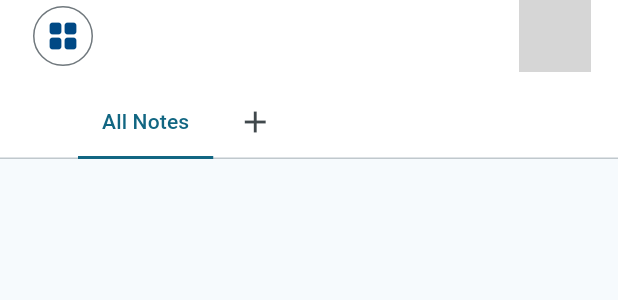
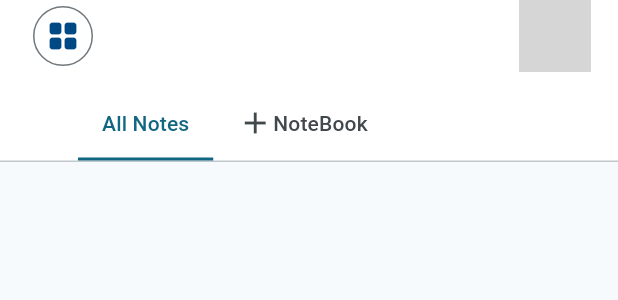
Before and after one commit to Rics-Dev/uNote, a Flutter app: the NotesPage widget shown alone on an empty page, opened directly, on a phone screen of 412 x 824 dp. Shown: the top 300 px of the screen. Run offline on Flutter 3.47's test engine with Material 3 defaults, Android fonts, the phone set to English and light mode, and no system bars; our stand-ins replace animated_bottom_navigation_bar, badges, flutter_svg, go_router, objectbox, shared_preferences and 2 more; missing offline and left inert: msh_checkbox, pull_down_button, searchbar_animation, top_modal_sheet; accounts and stored records are empty; generated files the repository leaves out were written again; Roboto replaces fonts that are missing (Onest); grey boxes are pictures that could not be loaded.

Commit message:
Mise à jour des icônes et de la hauteur du conteneur dans les pages d'accueil, de notes et de tâches

```diff
--- a/lib/pages/home_page.dart
+++ b/lib/pages/home_page.dart
@@ -24,7 +24,7 @@ class _HomePageState extends State<HomePage> {
   bool addTaskDialogOpened = false;
   int _bottomNavIndex = 1;
   List<IconData> iconList = [
-    Icons.inbox_rounded,
+    Icons.sticky_note_2_rounded,
     Icons.format_list_bulleted_rounded,
   ];
   List<String> appBarTitles = [
@@ -103,9 +103,7 @@ class _HomePageState extends State<HomePage> {
               onWillAcceptWithDetails: (data) => true,
               onAcceptWithDetails: (DragTargetDetails<Object> data) {
                 final draggableData = data.data;
-                context
-                    .read<TasksProvider>()
-                    .deleteTask(draggableData as int);
+                context.read<TasksProvider>().deleteTask(draggableData as int);
               }),
       extendBody: true,
       floatingActionButtonLocation: FloatingActionButtonLocation.centerDocked,
--- a/lib/pages/note_page.dart
+++ b/lib/pages/note_page.dart
@@ -80,6 +80,7 @@ class _NotesPageState extends State<NotesPage> with TickerProviderStateMixin {
           ),
         ),
         Container(
+          height: 50,
           decoration: const BoxDecoration(
             color: Colors.white,
           ),
@@ -89,8 +90,35 @@ class _NotesPageState extends State<NotesPage> with TickerProviderStateMixin {
             indicatorSize: TabBarIndicatorSize.tab,
             tabs: [
               const Tab(text: 'All Notes'),
-              ...noteBooks.map((noteBook) => Tab(text: noteBook.name)).toList(),
-              const Tab(icon: Icon(Icons.add)),
+              ...noteBooks
+                  .map(
+                    (noteBook) => Tab(
+                      // text: noteBook.name,
+                      child: Row(
+                        mainAxisSize: MainAxisSize.min,
+                        children: [
+                          const Icon(Icons.book_rounded),
+                          const SizedBox(
+                            width: 8,
+                          ),
+                          Text(noteBook.name),
+                        ],
+                      ),
+                    ),
+                  )
+                  .toList(),
+              const Tab(
+                child: Row(
+                  mainAxisSize: MainAxisSize.min,
+                  children: [
+                    Icon(Icons.add),
+                    // SizedBox(
+                    //   width: ,
+                    // ),
+                    Text('NoteBook'),
+                  ],
+                ),
+              ),
             ],
           ),
         ),
```
Also changed, not shown: lib/pages/task_page.dart (+12 -1 lines).
